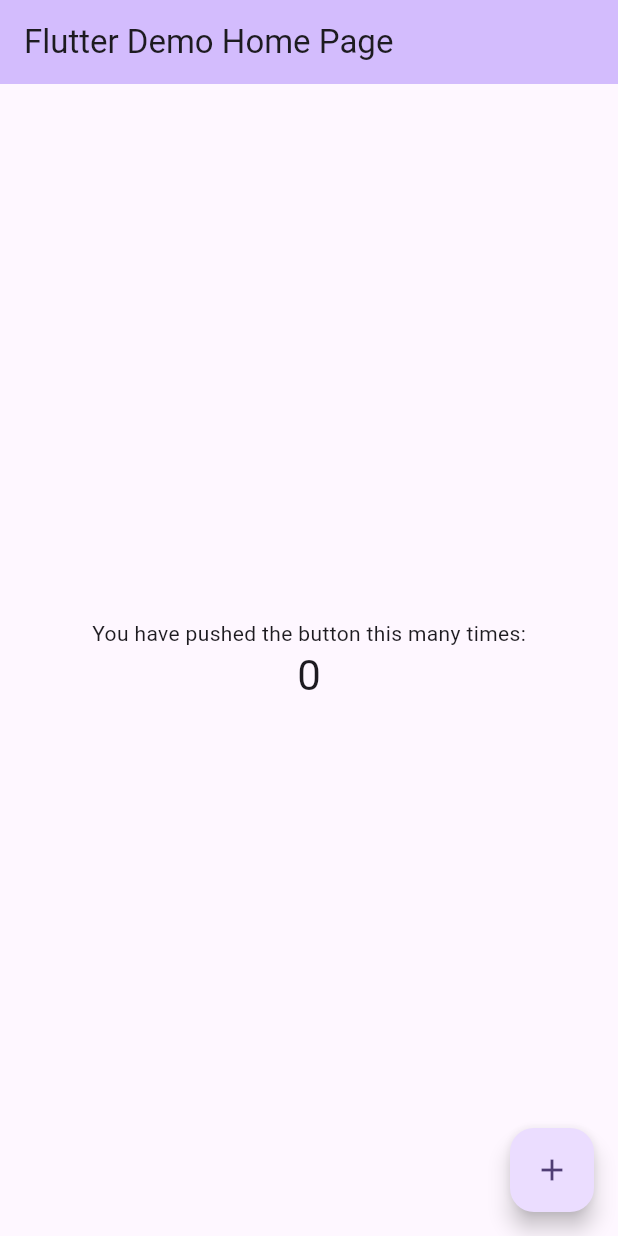
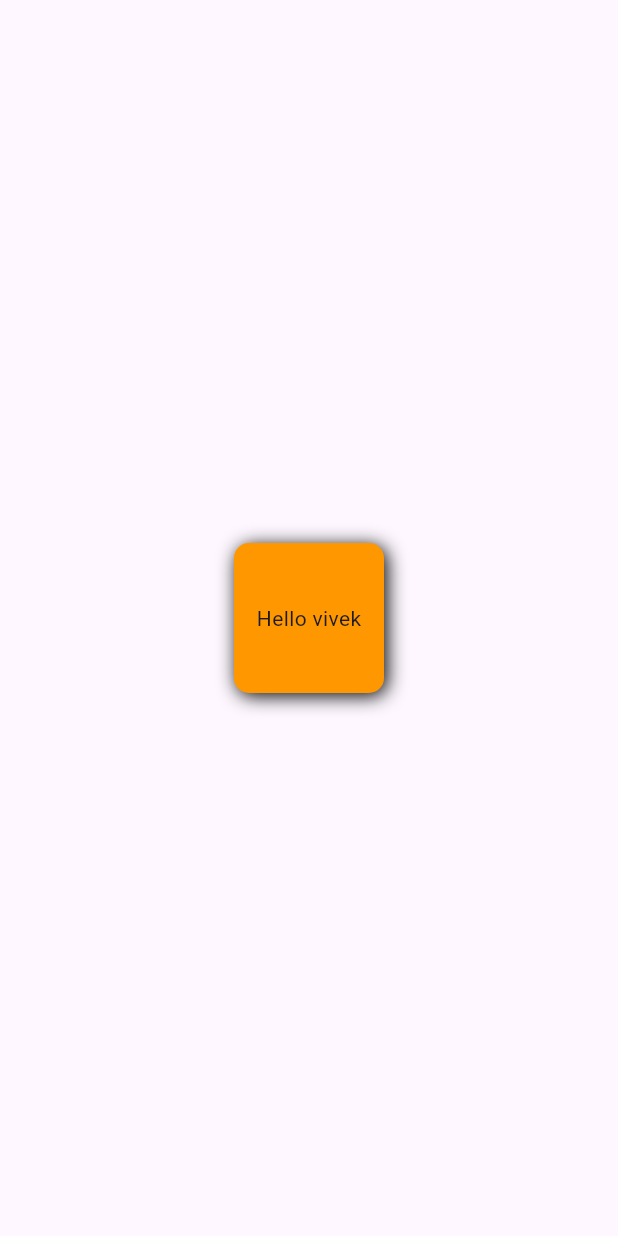
Before and after one commit to ajayrana78767/Flutter-Learning, a Flutter app: the screen it shows after launch, on a phone screen of 412 x 824 dp. Run offline on Flutter 3.47's test engine with Material 3 defaults, Android fonts, the phone set to English and light mode, and no system bars.

Commit message:
`Refactor main.dart to change home screen to FirstScreen and remove MyHomePage`

```diff
--- a/lib/main.dart
+++ b/lib/main.dart
@@ -13,113 +13,32 @@
     return MaterialApp(
       title: 'Flutter Demo',
       theme: ThemeData(
-        // This is the theme of your application.
-        //
-        // TRY THIS: Try running your application with "flutter run". You'll see
-        // the application has a purple toolbar. Then, without quitting the app,
-        // try changing the seedColor in the colorScheme below to Colors.green
-        // and then invoke "hot reload" (save your changes or press the "hot
-        // reload" button in a Flutter-supported IDE, or press "r" if you used
-        // the command line to start the app).
-        //
-        // Notice that the counter didn't reset back to zero; the application
-        // state is not lost during the reload. To reset the state, use hot
-        // restart instead.
-        //
-        // This works for code too, not just values: Most code changes can be
-        // tested with just a hot reload.
-        colorScheme: ColorScheme.fromSeed(seedColor: Colors.deepPurple),
-        useMaterial3: true,
+
       ),
-      home: const MyHomePage(title: 'Flutter Demo Home Page'),
+      home:  FirstScreen(),
     );
   }
 }
 
-class MyHomePage extends StatefulWidget {
-  const MyHomePage({super.key, required this.title});
-
-  // This widget is the home page of your application. It is stateful, meaning
-  // that it has a State object (defined below) that contains fields that affect
-  // how it looks.
-
-  // This class is the configuration for the state. It holds the values (in this
-  // case the title) provided by the parent (in this case the App widget) and
-  // used by the build method of the State. Fields in a Widget subclass are
-  // always marked "final".
-
-  final String title;
-
-  @override
-  State<MyHomePage> createState() => _MyHomePageState();
-}
-
-class _MyHomePageState extends State<MyHomePage> {
-  int _counter = 0;
-
-  void _incrementCounter() {
-    setState(() {
-      // This call to setState tells the Flutter framework that something has
-      // changed in this State, which causes it to rerun the build method below
-      // so that the display can reflect the updated values. If we changed
-      // _counter without calling setState(), then the build method would not be
-      // called again, and so nothing would appear to happen.
-      _counter++;
-    });
-  }
-
+class FirstScreen extends StatelessWidget {
   @override
   Widget build(BuildContext context) {
-    // This method is rerun every time setState is called, for instance as done
-    // by the _incrementCounter method above.
-    //
-    // The Flutter framework has been optimized to make rerunning build methods
-    // fast, so that you can just rebuild anything that needs updating rather
-    // than having to individually change instances of widgets.
     return Scaffold(
-      appBar: AppBar(
-        // TRY THIS: Try changing the color here to a specific color (to
-        // Colors.amber, perhaps?) and trigger a hot reload to see the AppBar
-        // change color while the other colors stay the same.
-        backgroundColor: Theme.of(context).colorScheme.inversePrimary,
-        // Here we take the value from the MyHomePage object that was created by
-        // the App.build method, and use it to set our appbar title.
-        title: Text(widget.title),
+        body: Center(
+      child: Container(
+        width: 100,
+        height: 100,
+        decoration: BoxDecoration(
+            color: Colors.orange,
+            borderRadius: BorderRadius.all(Radius.circular(10.0)),
+            boxShadow: [
+              BoxShadow(
+                  color: Colors.black,
+                  offset: Offset(2.0, 2.0),
+                  blurRadius: 10),
+            ]),
+        child: Center(child: Text('Hello vivek')),
       ),
-      body: Center(
-        // Center is a layout widget. It takes a single child and positions it
-        // in the middle of the parent.
-        child: Column(
-          // Column is also a layout widget. It takes a list of children and
-          // arranges them vertically. By default, it sizes itself to fit its
-          // children horizontally, and tries to be as tall as its parent.
-          //
-          // Column has various properties to control how it sizes itself and
-          // how it positions its children. Here we use mainAxisAlignment to
-          // center the children vertically; the main axis here is the vertical
-          // axis because Columns are vertical (the cross axis would be
-          // horizontal).
-          //
-          // TRY THIS: Invoke "debug painting" (choose the "Toggle Debug Paint"
-          // action in the IDE, or press "p" in the console), to see the
-          // wireframe for each widget.
-          mainAxisAlignment: MainAxisAlignment.center,
-          children: <Widget>[
-            const Text(
-              'You have pushed the button this many times:',
-            ),
-            Text(
-              '$_counter',
-              style: Theme.of(context).textTheme.headlineMedium,
-            ),
-          ],
-        ),
-      ),
-      floatingActionButton: FloatingActionButton(
-        onPressed: _incrementCounter,
-        tooltip: 'Increment',
-        child: const Icon(Icons.add),
-      ), // This trailing comma makes auto-formatting nicer for build methods.
-    );
+    ));
   }
 }
```
